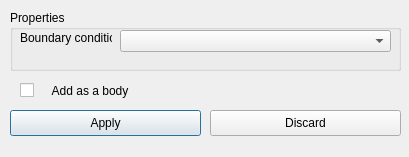
Before: the Qt Designer form misc/Mesh3D/forms/boundarypropertyeditor.ui in tehnick/elmerfem, drawn with Qt 5.
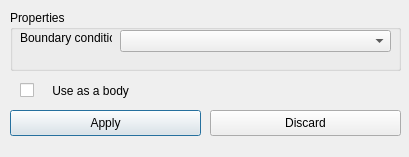
After: the same form once the commit is applied. Icons and pictures are not drawn.

```diff
--- a/misc/Mesh3D/forms/boundarypropertyeditor.ui
+++ b/misc/Mesh3D/forms/boundarypropertyeditor.ui
@@ -93,7 +93,7 @@
     </rect>
    </property>
    <property name="text" >
-    <string>    Add as a body</string>
+    <string>    Use as a body</string>
    </property>
   </widget>
  </widget>
```
